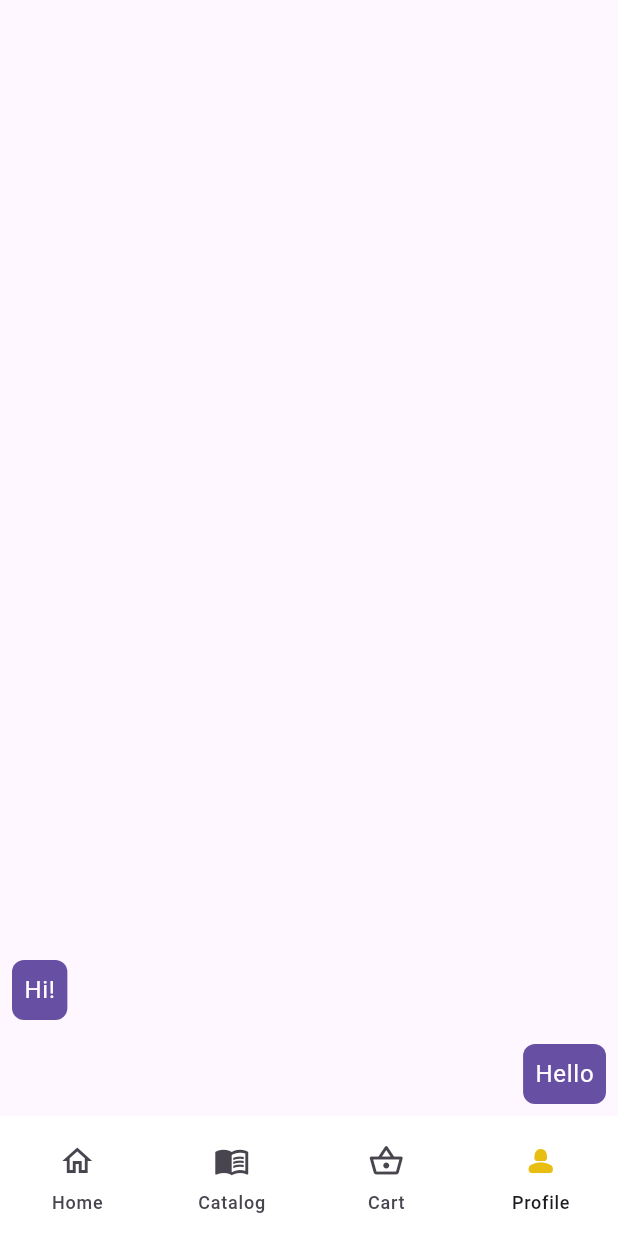
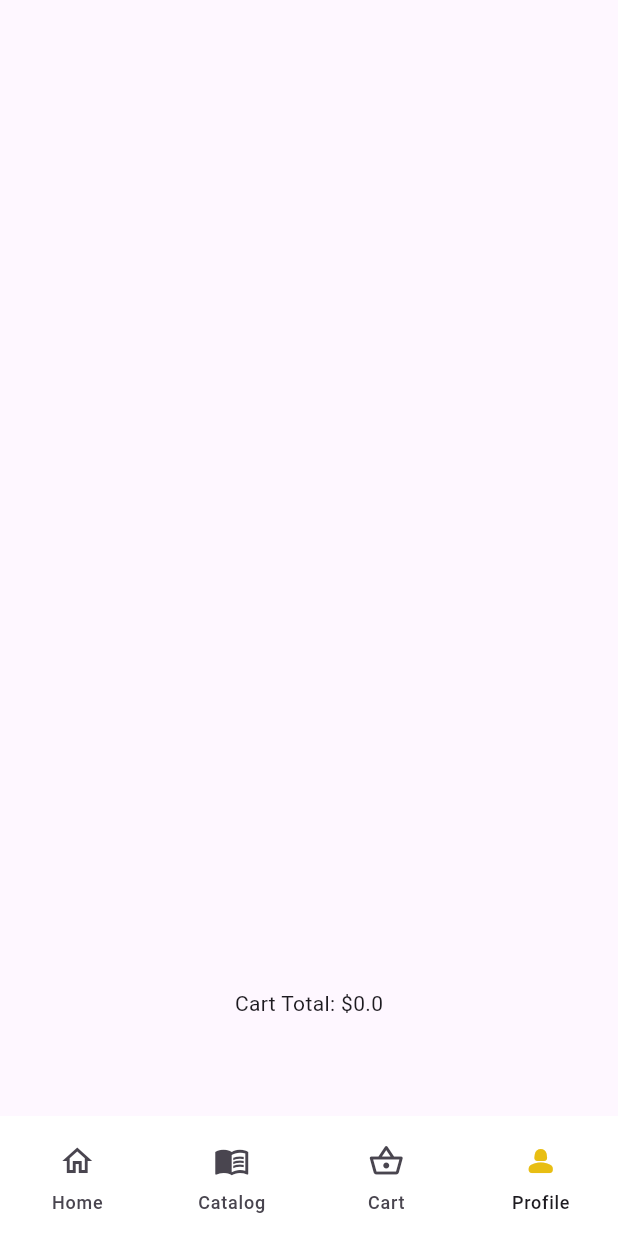
Before and after one commit to donnalynnn/flutter_petshop_provider_ReromaDonnalyn, a Flutter app: the screen it shows after launch, item 4 of the bottom bar chosen, on a phone screen of 412 x 824 dp. Run offline on Flutter 3.47's test engine with Material 3 defaults, Android fonts, the phone set to English and light mode, and no system bars; our stand-ins replace google_fonts.

Commit message:
added cart screen

```diff
--- a/analysis_options.yaml
+++ b/analysis_options.yaml
@@ -21,6 +21,7 @@ linter:
   # `// ignore_for_file: name_of_lint` syntax on the line or in the file
   # producing the lint.
   rules:
+    - prefer_relative_imports
     # avoid_print: false  # Uncomment to disable the `avoid_print` rule
     # prefer_single_quotes: true  # Uncomment to enable the `prefer_single_quotes` rule
 
--- a/lib/Providers/cart_provider.dart
+++ b/lib/Providers/cart_provider.dart
@@ -0,0 +1,27 @@
+import 'package:flutter/material.dart';
+import '/Models/animal.dart';
+
+class CartProvider extends ChangeNotifier {
+  final List<Animal> _items = [];
+
+  List<Animal> get items => _items;
+
+  void add(Animal item) {
+    _items.add(item);
+    notifyListeners();
+  }
+
+  void remove(Animal item) {
+    _items.remove(item);
+    notifyListeners();
+  }
+
+  void removeAll() {
+    _items.clear();
+    notifyListeners();
+  }
+
+  double getCartTotal() {
+    return _items.fold(0, (previousValue, item) => previousValue + item.price);
+  }
+}
--- a/lib/main.dart
+++ b/lib/main.dart
@@ -1,7 +1,19 @@
 import 'package:flutter/material.dart';
+import 'Screens/cartscreen.dart';
 import 'Screens/catalogscreen.dart';
+import 'package:provider/provider.dart';
+import '/Models/animal.dart';
+import '/Providers/cart_provider.dart';
 
-void main() => runApp(const PetShopApp());
+void main() {
+  runApp(
+    ChangeNotifierProvider(
+      create: (context) => CartProvider(),
+      child: const PetShopApp(),
+    ),
+  );
+}
+
 
 class PetShopApp extends StatelessWidget {
   const PetShopApp({super.key});
@@ -87,69 +99,56 @@ class _NavBarState extends State<NavBar> {
         PetCatalog(),
 
         /// Notifications page
-        const Padding(
-          padding: EdgeInsets.all(8.0),
-          child: Column(
-            children: <Widget>[
-              Card(
-                child: ListTile(
-                  leading: Icon(Icons.notifications_sharp),
-                  title: Text('Notification 1'),
-                  subtitle: Text('This is a notification'),
-                ),
-              ),
-              Card(
-                child: ListTile(
-                  leading: Icon(Icons.notifications_sharp),
-                  title: Text('Notification 2'),
-                  subtitle: Text('This is a notification'),
-                ),
-              ),
-            ],
-          ),
-        ),
+        const CartScreen(),
+        // const Padding(
+        //   padding: EdgeInsets.all(8.0),
+        //   child: Column(
+        //     children: <Widget>[
+        //       Card(
+        //         child: ListTile(
+        //           leading: Icon(Icons.notifications_sharp),
+        //           title: Text('Notification 1'),
+        //           subtitle: Text('This is a notification'),
+        //         ),
+        //       ),
+        //       Card(
+        //         child: ListTile(
+        //           leading: Icon(Icons.notifications_sharp),
+        //           title: Text('Notification 2'),
+        //           subtitle: Text('This is a notification'),
+        //         ),
+        //       ),
+        //     ],
+        //   ),
+        // ),
 
-        /// Messages page
-        ListView.builder(
-          reverse: true,
-          itemCount: 2,
-          itemBuilder: (BuildContext context, int index) {
-            if (index == 0) {
-              return Align(
-                alignment: Alignment.centerRight,
-                child: Container(
-                  margin: const EdgeInsets.all(8.0),
-                  padding: const EdgeInsets.all(8.0),
-                  decoration: BoxDecoration(
-                    color: theme.colorScheme.primary,
-                    borderRadius: BorderRadius.circular(8.0),
+        /// profile page
+        Consumer<CartProvider>(
+            builder: (context, provider, _) {
+              return Column(
+                children: [
+                  SizedBox(
+                    height: MediaQuery.sizeOf(context).height * 0.80,
+                    child: ListView.builder(
+                      itemCount: provider.items.length,
+                      itemBuilder: (context, index) {
+                        Animal item = provider.items[index];
+                        return ListTile(
+                          title: Text(
+                            item.animalName,
+                          ),
+                          onLongPress: () {
+                            provider.remove(item);
+                          },
+                        );
+                      },
+                    ),
                   ),
-                  child: Text(
-                    'Hello',
-                    style: theme.textTheme.bodyLarge!
-                        .copyWith(color: theme.colorScheme.onPrimary),
-                  ),
-                ),
+                  Text("Cart Total: \$${provider.getCartTotal()}")
+                ],
               );
-            }
-            return Align(
-              alignment: Alignment.centerLeft,
-              child: Container(
-                margin: const EdgeInsets.all(8.0),
-                padding: const EdgeInsets.all(8.0),
-                decoration: BoxDecoration(
-                  color: theme.colorScheme.primary,
-                  borderRadius: BorderRadius.circular(8.0),
-                ),
-                child: Text(
-                  'Hi!',
-                  style: theme.textTheme.bodyLarge!
-                      .copyWith(color: theme.colorScheme.onPrimary),
-                ),
-              ),
-            );
-          },
-        ),
+            },
+          )
       ][currentPageIndex],
     );
   }
--- a/pubspec.yaml
+++ b/pubspec.yaml
@@ -37,6 +37,7 @@ dependencies:
   # Use with the CupertinoIcons class for iOS style icons.
   cupertino_icons: ^1.0.2
   flutter_svg: ^1.1.6
+  provider: ^6.1.1
 
 dev_dependencies:
   flutter_test:
```
Also changed, not shown: lib/Models/animal.dart (+80 -0 lines), lib/Screens/cartscreen.dart (added, +53 -0 lines), lib/Screens/catalogscreen.dart (+69 -24 lines), pubspec.lock.
